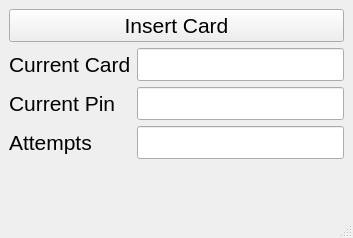
Before: the Qt Designer form card-login-exercise/mainwindow.ui in Onsekyl/school-oop-exercises, drawn with Qt 5.
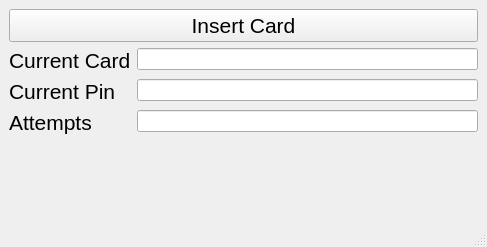
After: the same form once the commit is applied.

```diff
--- a/card-login-exercise/mainwindow.ui
+++ b/card-login-exercise/mainwindow.ui
@@ -6,22 +6,24 @@
    <rect>
     <x>0</x>
     <y>0</y>
-    <width>353</width>
-    <height>238</height>
+    <width>487</width>
+    <height>247</height>
    </rect>
   </property>
-  <property name="font">
-   <font>
-    <pointsize>16</pointsize>
-   </font>
-  </property>
   <property name="windowTitle">
    <string>MainWindow</string>
   </property>
   <widget class="QWidget" name="centralwidget">
+   <layout class="QGridLayout" name="gridLayout">
+    <item row="0" column="0">
    <layout class="QVBoxLayout" name="verticalLayout">
     <item>
-     <widget class="QPushButton" name="insertCardButton">
+       <widget class="QPushButton" name="pushButton">
+        <property name="font">
+         <font>
+          <pointsize>16</pointsize>
+         </font>
+        </property>
       <property name="text">
        <string>Insert Card</string>
       </property>
@@ -31,6 +33,11 @@
      <layout class="QFormLayout" name="formLayout">
       <item row="0" column="0">
        <widget class="QLabel" name="label">
+          <property name="font">
+           <font>
+            <pointsize>16</pointsize>
+           </font>
+          </property>
         <property name="text">
          <string>Current Card</string>
         </property>
@@ -38,26 +45,38 @@
       </item>
       <item row="1" column="0">
        <widget class="QLabel" name="label_2">
+          <property name="font">
+           <font>
+            <pointsize>16</pointsize>
+           </font>
+          </property>
         <property name="text">
          <string>Current Pin</string>
         </property>
        </widget>
       </item>
-      <item row="2" column="0">
-       <widget class="QLabel" name="label_3">
-        <property name="text">
-         <string>Attempts</string>
-        </property>
-       </widget>
-      </item>
       <item row="0" column="1">
-       <widget class="QLineEdit" name="currentCard"/>
+         <widget class="QLineEdit" name="CurrentCard"/>
       </item>
       <item row="1" column="1">
-       <widget class="QLineEdit" name="currentPin"/>
+         <widget class="QLineEdit" name="CurrentPin"/>
       </item>
       <item row="2" column="1">
-       <widget class="QLineEdit" name="attempts"/>
+         <widget class="QLineEdit" name="Attempts"/>
+        </item>
+        <item row="2" column="0">
+         <widget class="QLabel" name="label_3">
+          <property name="font">
+           <font>
+            <pointsize>16</pointsize>
+           </font>
+          </property>
+          <property name="text">
+           <string>Attempts</string>
+          </property>
+         </widget>
+        </item>
+       </layout>
       </item>
      </layout>
     </item>
@@ -68,8 +87,8 @@
     <rect>
      <x>0</x>
      <y>0</y>
-     <width>353</width>
-     <height>27</height>
+     <width>487</width>
+     <height>22</height>
     </rect>
    </property>
   </widget>
```
Lines whose indentation alone changed are shown as unchanged.
